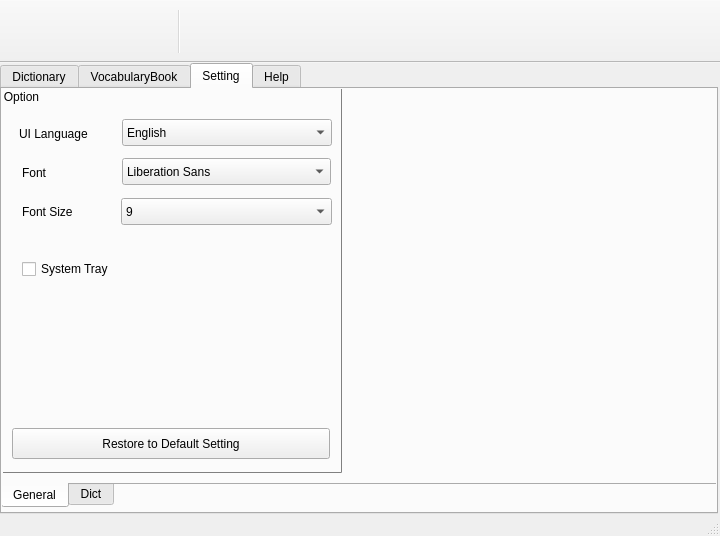
Above: src/gui/qt/mainwindow.ui from kartorz/AlphaDict before the change. Below: the same form after it.
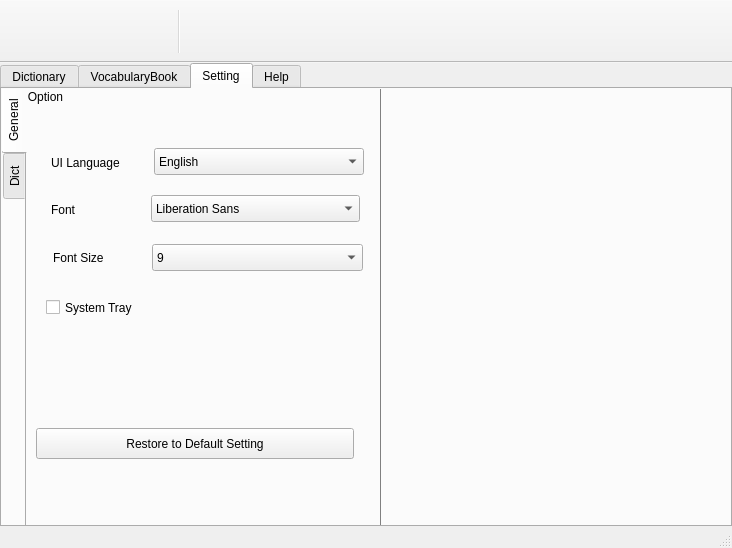
That is the form after the change. The open tabs and pages were chosen to show the change. Icons and pictures are not drawn.

Patch:
```diff
--- a/src/gui/qt/mainwindow.ui
+++ b/src/gui/qt/mainwindow.ui
@@ -6,8 +6,8 @@
    <rect>
     <x>0</x>
     <y>0</y>
-    <width>720</width>
-    <height>536</height>
+    <width>732</width>
+    <height>548</height>
    </rect>
   </property>
   <property name="sizePolicy">
@@ -16,10 +16,22 @@
     <verstretch>0</verstretch>
    </sizepolicy>
   </property>
+  <property name="minimumSize">
+   <size>
+    <width>708</width>
+    <height>524</height>
+   </size>
+  </property>
   <property name="maximumSize">
    <size>
-    <width>730</width>
-    <height>542</height>
+    <width>756</width>
+    <height>572</height>
+   </size>
+  </property>
+  <property name="sizeIncrement">
+   <size>
+    <width>0</width>
+    <height>0</height>
    </size>
   </property>
   <property name="focusPolicy">
@@ -47,8 +59,8 @@
      <rect>
       <x>0</x>
       <y>0</y>
-      <width>718</width>
-      <height>451</height>
+      <width>732</width>
+      <height>464</height>
      </rect>
     </property>
     <property name="sizePolicy">
@@ -723,15 +735,15 @@
        <rect>
         <x>-1</x>
         <y>-3</y>
-        <width>717</width>
-        <height>422</height>
+        <width>732</width>
+        <height>444</height>
        </rect>
       </property>
       <property name="focusPolicy">
        <enum>Qt::NoFocus</enum>
       </property>
       <property name="tabPosition">
-       <enum>QTabWidget::South</enum>
+       <enum>QTabWidget::West</enum>
       </property>
       <property name="currentIndex">
        <number>0</number>
@@ -745,8 +757,8 @@
          <rect>
           <x>-1</x>
           <y>0</y>
-          <width>340</width>
-          <height>385</height>
+          <width>355</width>
+          <height>439</height>
          </rect>
         </property>
         <property name="toolTip">
@@ -764,8 +776,8 @@
         <widget class="QLabel" name="uilanLabel">
          <property name="geometry">
           <rect>
-           <x>17</x>
-           <y>37</y>
+           <x>25</x>
+           <y>66</y>
            <width>99</width>
            <height>17</height>
           </rect>
@@ -777,8 +789,8 @@
         <widget class="QComboBox" name="uilanComboBox">
          <property name="geometry">
           <rect>
-           <x>120</x>
-           <y>31</y>
+           <x>128</x>
+           <y>60</y>
            <width>210</width>
            <height>27</height>
           </rect>
@@ -800,8 +812,8 @@
         <widget class="QLabel" name="fontSizeLabel">
          <property name="geometry">
           <rect>
-           <x>20</x>
-           <y>115</y>
+           <x>27</x>
+           <y>161</y>
            <width>87</width>
            <height>17</height>
           </rect>
@@ -813,8 +825,8 @@
         <widget class="QComboBox" name="fontsizeComboBox">
          <property name="geometry">
           <rect>
-           <x>119</x>
-           <y>110</y>
+           <x>126</x>
+           <y>156</y>
            <width>211</width>
            <height>27</height>
           </rect>
@@ -841,8 +853,8 @@
         <widget class="QLabel" name="fontLabel">
          <property name="geometry">
           <rect>
-           <x>20</x>
-           <y>76</y>
+           <x>25</x>
+           <y>113</y>
            <width>87</width>
            <height>17</height>
           </rect>
@@ -855,9 +867,9 @@
          <property name="geometry">
           <rect>
            <x>20</x>
-           <y>170</y>
+           <y>207</y>
            <width>118</width>
-           <height>22</height>
+           <height>25</height>
           </rect>
          </property>
          <property name="layoutDirection">
@@ -876,8 +888,8 @@
          </property>
          <property name="geometry">
           <rect>
-           <x>120</x>
-           <y>70</y>
+           <x>125</x>
+           <y>107</y>
            <width>209</width>
            <height>27</height>
           </rect>
```
Left out of the diff: 6 changed lines with no effect on the pictures.
